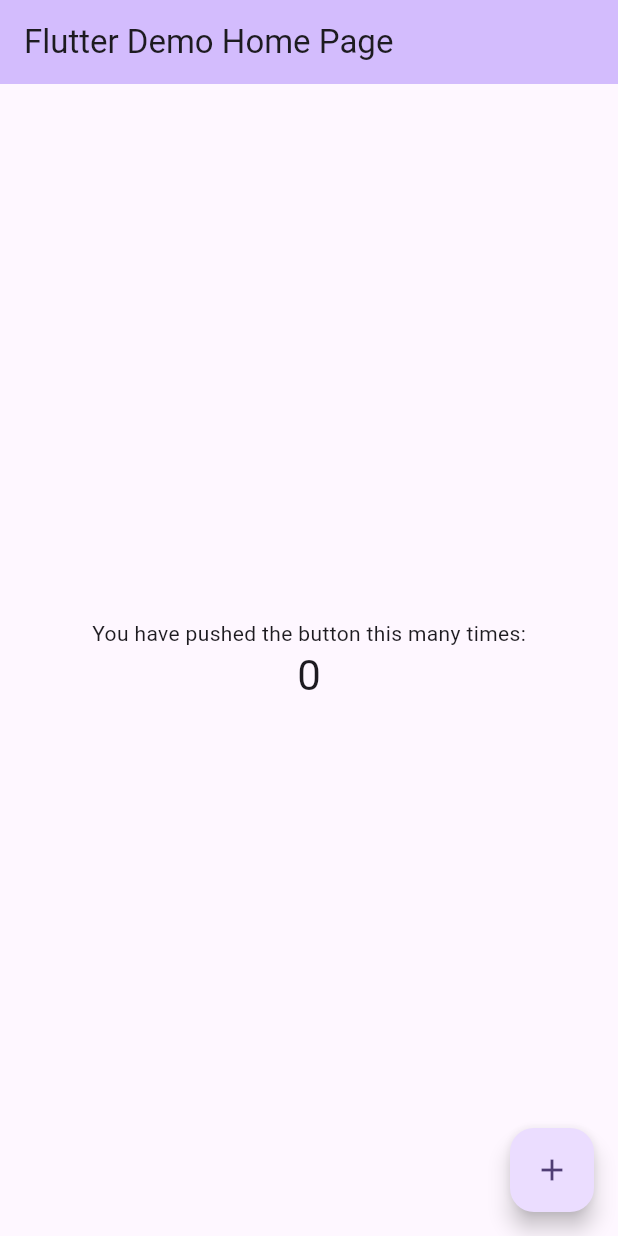
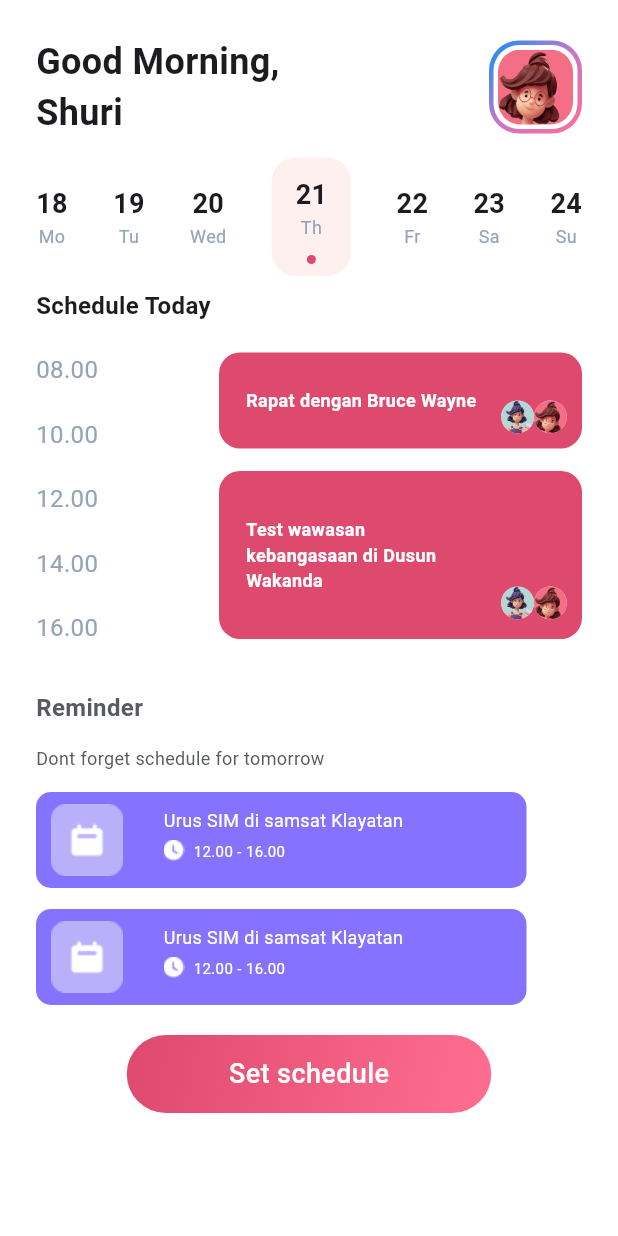
Before and after one commit to Alex-Yessougnon-AGO/Calendar-mobile-app, a Flutter app: the screen it shows after launch, on a phone screen of 412 x 824 dp. Run offline on Flutter 3.47's test engine with Material 3 defaults, Android fonts, the light colour scheme and no system bars.

Commit message:
Page Home

```diff
--- a/lib/main.dart
+++ b/lib/main.dart
@@ -1,122 +1,28 @@
+import 'package:calendar_mobile_app/pages/home_page.dart';
 import 'package:flutter/material.dart';
+import 'package:flutter/services.dart';
 
 void main() {
+
+  SystemChrome.setSystemUIOverlayStyle(
+    const SystemUiOverlayStyle(
+      statusBarColor: Colors.white,           // 🔥 Fond blanc
+      statusBarIconBrightness: Brightness.dark, // Icônes noires (recommandé sur fond blanc)
+    ),
+  );
+
   runApp(const MyApp());
+
 }
 
 class MyApp extends StatelessWidget {
   const MyApp({super.key});
 
-  // This widget is the root of your application.
   @override
   Widget build(BuildContext context) {
     return MaterialApp(
-      title: 'Flutter Demo',
-      theme: ThemeData(
-        // This is the theme of your application.
-        //
-        // TRY THIS: Try running your application with "flutter run". You'll see
-        // the application has a purple toolbar. Then, without quitting the app,
-        // try changing the seedColor in the colorScheme below to Colors.green
-        // and then invoke "hot reload" (save your changes or press the "hot
-        // reload" button in a Flutter-supported IDE, or press "r" if you used
-        // the command line to start the app).
-        //
-        // Notice that the counter didn't reset back to zero; the application
-        // state is not lost during the reload. To reset the state, use hot
-        // restart instead.
-        //
-        // This works for code too, not just values: Most code changes can be
-        // tested with just a hot reload.
-        colorScheme: .fromSeed(seedColor: Colors.deepPurple),
-      ),
-      home: const MyHomePage(title: 'Flutter Demo Home Page'),
+      debugShowCheckedModeBanner: false,
+      home: const MyHomePage(),
     );
   }
 }
-
-class MyHomePage extends StatefulWidget {
-  const MyHomePage({super.key, required this.title});
-
-  // This widget is the home page of your application. It is stateful, meaning
-  // that it has a State object (defined below) that contains fields that affect
-  // how it looks.
-
-  // This class is the configuration for the state. It holds the values (in this
-  // case the title) provided by the parent (in this case the App widget) and
-  // used by the build method of the State. Fields in a Widget subclass are
-  // always marked "final".
-
-  final String title;
-
-  @override
-  State<MyHomePage> createState() => _MyHomePageState();
-}
-
-class _MyHomePageState extends State<MyHomePage> {
-  int _counter = 0;
-
-  void _incrementCounter() {
-    setState(() {
-      // This call to setState tells the Flutter framework that something has
-      // changed in this State, which causes it to rerun the build method below
-      // so that the display can reflect the updated values. If we changed
-      // _counter without calling setState(), then the build method would not be
-      // called again, and so nothing would appear to happen.
-      _counter++;
-    });
-  }
-
-  @override
-  Widget build(BuildContext context) {
-    // This method is rerun every time setState is called, for instance as done
-    // by the _incrementCounter method above.
-    //
-    // The Flutter framework has been optimized to make rerunning build methods
-    // fast, so that you can just rebuild anything that needs updating rather
-    // than having to individually change instances of widgets.
-    return Scaffold(
-      appBar: AppBar(
-        // TRY THIS: Try changing the color here to a specific color (to
-        // Colors.amber, perhaps?) and trigger a hot reload to see the AppBar
-        // change color while the other colors stay the same.
-        backgroundColor: Theme.of(context).colorScheme.inversePrimary,
-        // Here we take the value from the MyHomePage object that was created by
-        // the App.build method, and use it to set our appbar title.
-        title: Text(widget.title),
-      ),
-      body: Center(
-        // Center is a layout widget. It takes a single child and positions it
-        // in the middle of the parent.
-        child: Column(
-          // Column is also a layout widget. It takes a list of children and
-          // arranges them vertically. By default, it sizes itself to fit its
-          // children horizontally, and tries to be as tall as its parent.
-          //
-          // Column has various properties to control how it sizes itself and
-          // how it positions its children. Here we use mainAxisAlignment to
-          // center the children vertically; the main axis here is the vertical
-          // axis because Columns are vertical (the cross axis would be
-          // horizontal).
-          //
-          // TRY THIS: Invoke "debug painting" (choose the "Toggle Debug Paint"
-          // action in the IDE, or press "p" in the console), to see the
-          // wireframe for each widget.
-          mainAxisAlignment: .center,
-          children: [
-            const Text('You have pushed the button this many times:'),
-            Text(
-              '$_counter',
-              style: Theme.of(context).textTheme.headlineMedium,
-            ),
-          ],
-        ),
-      ),
-      floatingActionButton: FloatingActionButton(
-        onPressed: _incrementCounter,
-        tooltip: 'Increment',
-        child: const Icon(Icons.add),
-      ),
-    );
-  }
-}
--- /dev/null
+++ b/lib/pages/home_page.dart
@@ -0,0 +1,493 @@
+import 'package:flutter/material.dart';
+
+class MyHomePage extends StatefulWidget {
+  const MyHomePage({super.key});
+
+
+  @override
+  State<MyHomePage> createState() => _MyHomePageState();
+}
+
+class _MyHomePageState extends State<MyHomePage> {
+
+  @override
+  Widget build(BuildContext context) {
+
+    return Scaffold(
+      backgroundColor: Colors.white,
+
+      body: SafeArea(child: Padding(
+        padding: const EdgeInsets.all(24),
+        child: Column(
+          crossAxisAlignment: CrossAxisAlignment.start,
+          children: [
+
+            // Header
+            Row(
+                mainAxisAlignment: MainAxisAlignment.spaceBetween,
+                children: [
+
+                  Text("Good Morning, \nShuri",style: TextStyle(
+                    fontSize: 24,
+                    fontWeight: FontWeight.w600
+                  ),),
+
+                  Container(
+                    padding: const EdgeInsets.all(3), // espace gradient
+                    decoration: BoxDecoration(
+                      borderRadius: BorderRadius.circular(20),
+                      gradient: LinearGradient(
+                        colors: [
+                          Color(0xFF0A94F8),
+                          Color(0xFFC876C9), // bleu foncé
+                          Color(0xFFFF6E91), // violet
+                        ],
+                        begin: Alignment.topLeft,
+                        end: Alignment.bottomRight,
+                      ),
+                    ),
+                    child: Container(
+                      padding: const EdgeInsets.all(3), // espace blanc
+                      decoration: BoxDecoration(
+                        color: Colors.white,
+                        borderRadius: BorderRadius.circular(17), // un peu moins que le container extérieur
+                      ),
+                      child: ClipRRect(
+                        borderRadius: BorderRadius.circular(15), // coins arrondis pour l'image
+                        child: Image.asset(
+                          "assets/users.png",
+                          width: 50,
+                          height: 50,
+                          fit: BoxFit.cover,
+                        ),
+                      ),
+                    ),
+                  )
+                ],
+              ),
+
+            // Calendar
+            SizedBox(height: 13,),
+            Row(
+              mainAxisAlignment: MainAxisAlignment.spaceBetween,
+              children: [
+
+                Column(
+                  crossAxisAlignment: CrossAxisAlignment.center,
+                  children: [
+                    Text("18", style: TextStyle(
+                      fontSize: 18,
+                      fontWeight: FontWeight.w600
+                    ),),
+
+                    Text("Mo", style: TextStyle(
+                      fontSize: 12,
+                      fontWeight: FontWeight.w400,
+                      color: const Color(0xFF94A3B8)
+                    ),)
+                  ],
+                ),
+
+                Column(
+                  crossAxisAlignment: CrossAxisAlignment.center,
+                  children: [
+                    Text("19", style: TextStyle(
+                      fontSize: 18,
+                      fontWeight: FontWeight.w600
+                    ),),
+
+                    Text("Tu", style: TextStyle(
+                      fontSize: 12,
+                      fontWeight: FontWeight.w400,
+                      color: const Color(0xFF94A3B8)
+                    ),)
+                  ],
+                ),
+
+                Column(
+                  crossAxisAlignment: CrossAxisAlignment.center,
+                  children: [
+                    Text("20", style: TextStyle(
+                      fontSize: 18,
+                      fontWeight: FontWeight.w600
+                    ),),
+
+                    Text("Wed", style: TextStyle(
+                      fontSize: 12,
+                      fontWeight: FontWeight.w400,
+                      color: const Color(0xFF94A3B8)
+                    ),)
+                  ],
+                ),
+
+                Container(
+                  width: 53,
+                  height: 79,
+                  padding: EdgeInsets.only(top: 12),
+                  decoration: BoxDecoration(
+                    color: const Color(0xFFFFF0F0),
+                    borderRadius: BorderRadiusGeometry.all(Radius.circular(16))
+                  ),
+                  child: Column(
+                    crossAxisAlignment: CrossAxisAlignment.center,
+                    children: [
+                      Text("21", style: TextStyle(
+                        fontSize: 18,
+                        fontWeight: FontWeight.w600
+                      ),),
+
+                      Text("Th", style: TextStyle(
+                        fontSize: 12,
+                        fontWeight: FontWeight.w400,
+                        color: const Color(0xFF94A3B8)
+                      ),),
+
+                      Container(
+                        width: 6,
+                        height: 6,
+                        margin: EdgeInsets.only(top: 10),
+                        decoration: BoxDecoration(
+                          borderRadius: BorderRadius.circular(50),
+                          color: const Color(0xFFDE496E)
+                        ),
+                      )
+                    ],
+                  ),
+                ),
+
+                Column(
+                  crossAxisAlignment: CrossAxisAlignment.center,
+                  children: [
+                    Text("22", style: TextStyle(
+                      fontSize: 18,
+                      fontWeight: FontWeight.w600
+                    ),),
+
+                    Text("Fr", style: TextStyle(
+                      fontSize: 12,
+                      fontWeight: FontWeight.w400,
+                      color: const Color(0xFF94A3B8)
+                    ),)
+                  ],
+                ),
+
+                Column(
+                  crossAxisAlignment: CrossAxisAlignment.center,
+                  children: [
+                    Text("23", style: TextStyle(
+                      fontSize: 18,
+                      fontWeight: FontWeight.w600
+                    ),),
+
+                    Text("Sa", style: TextStyle(
+                      fontSize: 12,
+                      fontWeight: FontWeight.w400,
+                      color: const Color(0xFF94A3B8)
+                    ),)
+                  ],
+                ),
+
+                Column(
+                  crossAxisAlignment: CrossAxisAlignment.center,
+                  children: [
+                    Text("24", style: TextStyle(
+                      fontSize: 18,
+                      fontWeight: FontWeight.w600
+                    ),),
+
+                    Text("Su", style: TextStyle(
+                      fontSize: 12,
+                      fontWeight: FontWeight.w400,
+                      color: const Color(0xFF94A3B8)
+                    ),)
+                  ],
+                ),
+
+              ],
+            ),
+
+            // Scheduel
+            SizedBox(height: 8,),
+            Text("Schedule Today", style: TextStyle(
+              fontSize: 16,
+              fontWeight: FontWeight.w600
+            ),),
+
+            SizedBox(height: 20,),
+            Row(
+              mainAxisAlignment: MainAxisAlignment.spaceBetween,
+              crossAxisAlignment: CrossAxisAlignment.start,
+              children: [
+                Column(
+                  children: [
+                    Column(
+                      spacing: 20,
+                      children: [
+                        Text("08.00", style: TextStyle(
+                          fontSize: 16,
+                          fontWeight: FontWeight.w400,
+                          color: const Color(0xFF94A3B8)
+                        ),),
+
+                        Text("10.00", style: TextStyle(
+                          fontSize: 16,
+                          fontWeight: FontWeight.w400,
+                          color: const Color(0xFF94A3B8)
+                        ),),
+
+                        Text("12.00", style: TextStyle(
+                          fontSize: 16,
+                          fontWeight: FontWeight.w400,
+                          color: const Color(0xFF94A3B8)
+                        ),),
+
+                        Text("14.00", style: TextStyle(
+                          fontSize: 16,
+                          fontWeight: FontWeight.w400,
+                          color: const Color(0xFF94A3B8)
+                        ),),
+
+                        Text("16.00", style: TextStyle(
+                          fontSize: 16,
+                          fontWeight: FontWeight.w400,
+                          color: const Color(0xFF94A3B8)
+                        ),)
+                      ],
+                    ),
+
+                  ],
+                ),
+
+                Column(
+                  mainAxisAlignment: MainAxisAlignment.spaceBetween,
+                  children: [
+
+                    Container(
+                      width: 242,
+                      height: 64,
+                      padding: EdgeInsets.only(left: 18, right: 10.13),
+                      decoration: BoxDecoration(
+                        color: const Color(0xFFDE496E),
+                        borderRadius: BorderRadiusGeometry.circular(14)
+                      ),
+                      child: Row(
+                        mainAxisAlignment: MainAxisAlignment.spaceBetween,
+                        children: [
+                          Text("Rapat dengan Bruce Wayne",style: TextStyle(
+                            fontSize: 12,
+                            fontWeight: FontWeight.w600,
+                            color: Colors.white
+                          ),),
+                          // Icon
+                          Padding(
+                            padding: const EdgeInsets.only(top: 32, bottom: 10.13),
+                            child: Row(
+                              children: [
+                                SizedBox(
+                                  width: 21.87,
+                                  height: 21.87,
+                                  child: CircleAvatar(
+                                    backgroundImage: AssetImage("assets/users2.png"),
+                                  ),
+                                ),
+                                SizedBox(
+                                  width: 21.87,
+                                  height: 21.87,
+                                  child: CircleAvatar(
+                                    backgroundImage: AssetImage("assets/users.png"),
+                                  ),
+                                ),
+                              ],
+                            ),
+                          )
+                        ],
+                      ),
+                    ),
+
+                    Container(
+                      width: 242,
+                      height: 112,
+                      margin: EdgeInsets.only(top: 15),
+                      padding: EdgeInsets.only(left: 18, right: 10.13),
+                      decoration: BoxDecoration(
+                        color: const Color(0xFFDE496E),
+                        borderRadius: BorderRadiusGeometry.circular(14)
+                      ),
+                      child: Row(
+                        mainAxisAlignment: MainAxisAlignment.spaceBetween,
+                        children: [
+                          Text("Test wawasan \nkebangasaan di Dusun \nWakanda",style: TextStyle(
+                            fontSize: 12,
+                            fontWeight: FontWeight.w600,
+                            color: Colors.white
+                          ),),
+                          // Icon
+                          Padding(
+                            padding: const EdgeInsets.only(top: 77, bottom: 13.13),
+                            child: Row(
+                              children: [
+                                SizedBox(
+                                  width: 21.87,
+                                  height: 21.87,
+                                  child: CircleAvatar(
+                                    backgroundImage: AssetImage("assets/users2.png"),
+                                  ),
+                                ),
+                                SizedBox(
+                                  width: 21.87,
+                                  height: 21.87,
+                                  child: CircleAvatar(
+                                    backgroundImage: AssetImage("assets/users.png"),
+                                  ),
+                                ),
+                              ],
+                            ),
+                          )
+                        ],
+                      ),
+                    ),
+                  ],
+                ),
+
+              ],
+            ),
+
+            // Reminder
+            SizedBox(height: 30,),
+            Column(
+              crossAxisAlignment: CrossAxisAlignment.start,
+              spacing: 14,
+              children: [
+                Text("Reminder", style: TextStyle(
+                  fontSize: 16,
+                  fontWeight: FontWeight.w600,
+                  color: const Color(0xFF575A61)
+                )),
+
+                Text("Dont forget schedule for tomorrow", style: TextStyle(
+                  fontSize: 12,
+                  fontWeight: FontWeight.w400,
+                  color: const Color(0xFF575A61)
+                ),)
+              ],
+            ),
+
+            SizedBox(height: 14,),
+            Container(
+              width: 327,
+              height: 64,
+              padding: EdgeInsets.only(left: 10),
+              decoration: BoxDecoration(
+                color: const Color(0xFF8572FF),
+                borderRadius: BorderRadius.circular(10)
+              ),
+              child: Row(
+                children: [
+                  Image.asset("assets/Icon.png"),
+                  Container(
+                    margin: EdgeInsets.only(left: 27, top: 10),
+                    child: Column(
+                      crossAxisAlignment: CrossAxisAlignment.start,
+                      spacing: 5,
+                      children: [
+                        Text("Urus SIM di samsat Klayatan ", style: TextStyle(
+                          fontSize: 12,
+                          fontWeight: FontWeight.w400,
+                          color: Colors.white
+                        ),),
+
+                        Row(
+                          spacing: 6,
+                          children: [
+                            Image.asset("assets/Time-Circle.png"),
+                            Text("12.00 - 16.00", style: TextStyle(
+                              fontSize: 10,
+                              fontWeight: FontWeight.w400,
+                              color: Colors.white
+                            ),)
+                          ],
+                        )
+                      ],
+                    ),
+                  )
+                ],
+              ),
+            ),
+
+            SizedBox(height: 14,),
+            Container(
+              width: 327,
+              height: 64,
+              padding: EdgeInsets.only(left: 10),
+              decoration: BoxDecoration(
+                color: const Color(0xFF8572FF),
+                borderRadius: BorderRadius.circular(10)
+              ),
+              child: Row(
+                children: [
+                  Image.asset("assets/Icon.png"),
+                  Container(
+                    margin: EdgeInsets.only(left: 27, top: 10),
+                    child: Column(
+                      crossAxisAlignment: CrossAxisAlignment.start,
+                      spacing: 5,
+                      children: [
+                        Text("Urus SIM di samsat Klayatan ", style: TextStyle(
+                          fontSize: 12,
+                          fontWeight: FontWeight.w400,
+                          color: Colors.white
+                        ),),
+
+                        Row(
+                          spacing: 6,
+                          children: [
+                            Image.asset("assets/Time-Circle.png"),
+                            Text("12.00 - 16.00", style: TextStyle(
+                              fontSize: 10,
+                              fontWeight: FontWeight.w400,
+                              color: Colors.white
+                            ),)
+                          ],
+                        )
+                      ],
+                    ),
+                  )
+                ],
+              ),
+            ),
+
+            // Bouton
+            SizedBox(height: 20,),
+            Center(
+              child: Container(
+                width: 243,
+                height: 52,
+                decoration: BoxDecoration(
+                  borderRadius: BorderRadius.circular(29),
+                  gradient: LinearGradient(
+                        colors: [
+                          Color(0xFFDE496E),
+                          Color(0xFFFF6E91),
+                        ],
+                        begin: Alignment.topLeft,
+                        end: Alignment.bottomRight,
+                      ),
+                ),
+                child: Center(
+                  child: Text("Set schedule", style: TextStyle(
+                    fontSize: 18,
+                    fontWeight: FontWeight.w500,
+                    color: Colors.white
+                  ),),
+                ),
+              ),
+            )
+
+          ],
+        ),
+      )
+
+      ),
+    );
+  }
+}
--- a/pubspec.yaml
+++ b/pubspec.yaml
@@ -34,6 +34,7 @@ dependencies:
   # The following adds the Cupertino Icons font to your application.
   # Use with the CupertinoIcons class for iOS style icons.
   cupertino_icons: ^1.0.8
+  table_calendar: ^3.2.0
 
 dev_dependencies:
   flutter_test:
@@ -56,9 +57,9 @@ flutter:
   # included with your application, so that you can use the icons in
   # the material Icons class.
   uses-material-design: true
-
   # To add assets to your application, add an assets section, like this:
-  # assets:
+  assets:
+    - assets/
   #   - images/a_dot_burr.jpeg
   #   - images/a_dot_ham.jpeg
 
```
Also changed, not shown: assets/Icon.png (added), assets/Time-Circle.png (added), assets/user.png (added), assets/users.png (added), assets/users2.png (added), pubspec.lock.
